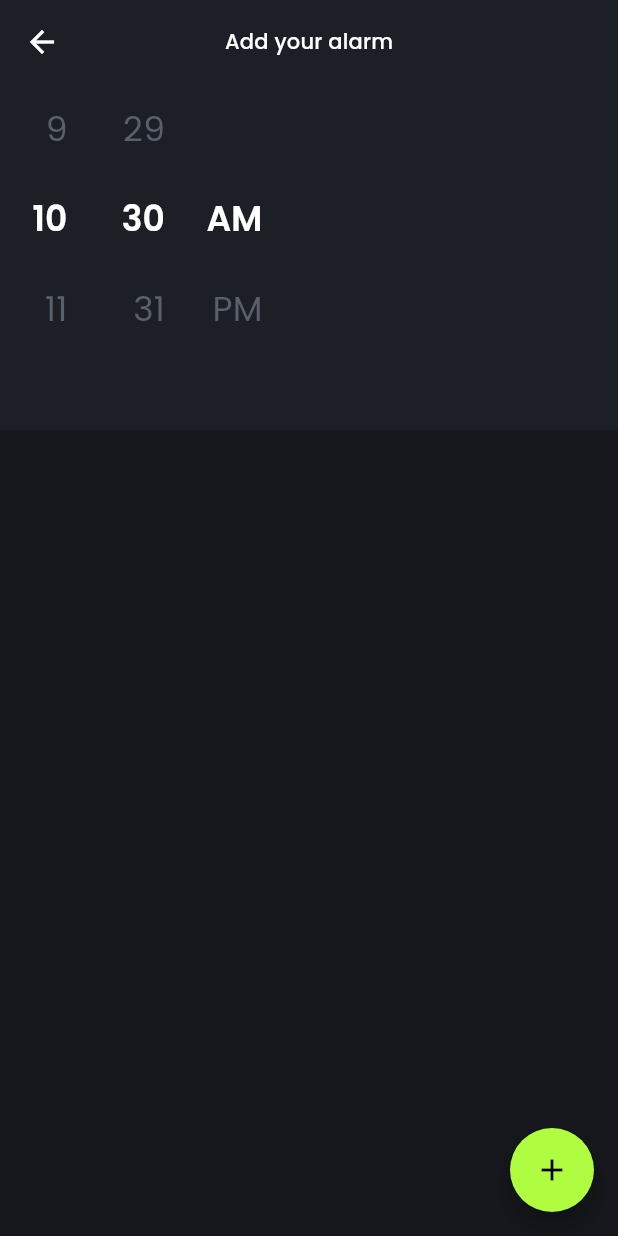
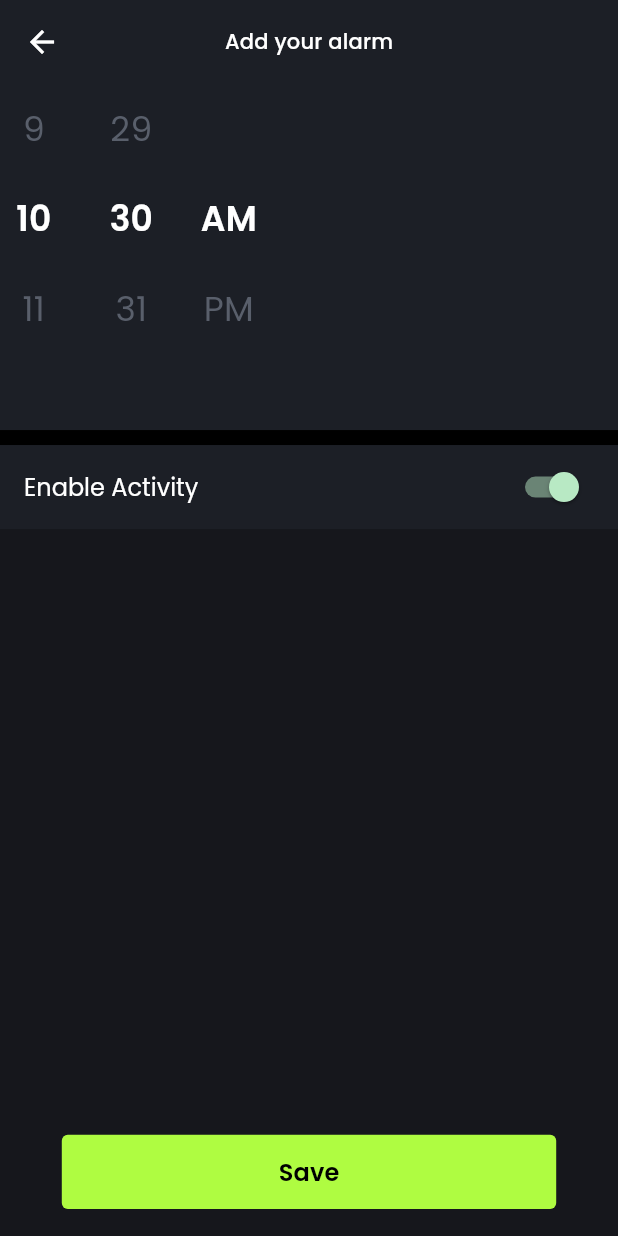
Before and after one commit to CCExtractor/ultimate_alarm_clock, a Flutter app: the AddAlarmView screen opened by its route, on a phone screen of 412 x 824 dp. Run offline on Flutter 3.47's test engine with Material 2 defaults, Android fonts, the light colour scheme and no system bars; drawn by our look-alikes of flutter_time_picker_spinner; our stand-ins replace get, objectbox, sqflite; missing offline and left inert: flutter_foreground_task, flutter_ringtone_player, screen_state; accounts and stored records are empty; generated files the repository leaves out were written again; Roboto replaces fonts that are missing (poppins).

Commit message:
added floating button

```diff
--- a/lib/app/modules/addAlarm/views/add_alarm_view.dart
+++ b/lib/app/modules/addAlarm/views/add_alarm_view.dart
@@ -32,9 +32,26 @@ class AddAlarmView extends GetView<AddAlarmController> {
     var height = Get.height;
     return WithForegroundTask(
       child: Scaffold(
-          floatingActionButton: FloatingActionButton(
-            onPressed: () async {},
-            child: Icon(Icons.add),
+          floatingActionButtonLocation:
+              FloatingActionButtonLocation.centerDocked,
+          floatingActionButton: Padding(
+            padding: EdgeInsets.all(18.0),
+            child: SizedBox(
+              height: height * 0.06,
+              width: width * 0.8,
+              child: TextButton(
+                style: ButtonStyle(
+                    backgroundColor: MaterialStateProperty.all(kprimaryColor)),
+                child: Text(
+                  'Save',
+                  style: Theme.of(context)
+                      .textTheme
+                      .displaySmall!
+                      .copyWith(color: ksecondaryTextColor),
+                ),
+                onPressed: () {},
+              ),
+            ),
           ),
           appBar: AppBar(
             backgroundColor: ksecondaryBackgroundColor,
@@ -52,6 +69,7 @@ class AddAlarmView extends GetView<AddAlarmController> {
                 height: height * 0.28,
                 width: width,
                 child: TimePickerSpinner(
+                  alignment: Alignment.center,
                   is24HourMode: false,
                   normalTextStyle: Theme.of(context)
                       .textTheme
@@ -65,6 +83,31 @@ class AddAlarmView extends GetView<AddAlarmController> {
                     controller.selectedTime.value = dateTime;
                   },
                 ),
+              ),
+              Container(
+                color: ksecondaryTextColor,
+                height: 10,
+                width: width,
+              ),
+              Container(
+                color: ksecondaryBackgroundColor,
+                child: Column(children: [
+                  ListView(
+                    shrinkWrap: true,
+                    children: [
+                      ListTile(
+                        title: Text(
+                          'Enable Activity',
+                          style: const TextStyle(color: kprimaryTextColor),
+                        ),
+                        trailing: Switch(
+                          onChanged: (value) {},
+                          value: true,
+                        ),
+                      )
+                    ],
+                  )
+                ]),
               )
             ],
           )),
```
